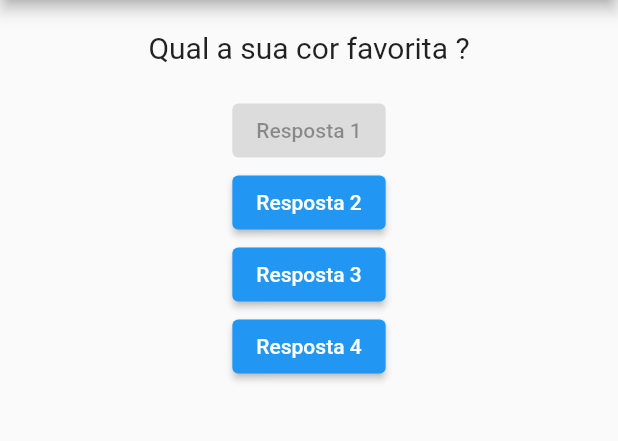
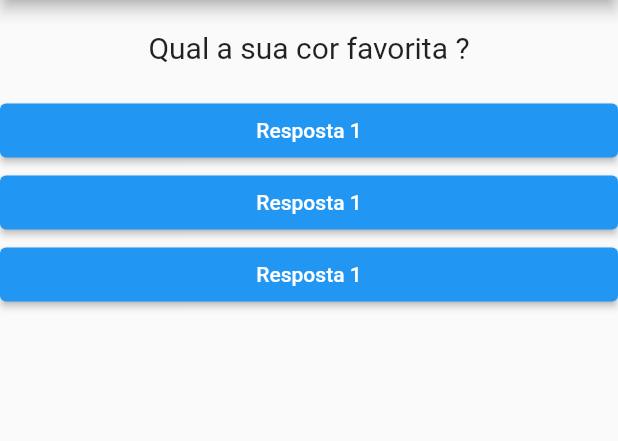
Before and after one commit to jessealvessilva/perguntas_novo, a Flutter app: the screen it shows after launch, on a phone screen of 412 x 824 dp, the part 84-525 px from its top. Run offline on Flutter 3.47's test engine with Material 2 defaults, Android fonts, the light colour scheme and no system bars.

Commit message:
Inclusão de mapeamento da rotina da classe resposta

```diff
--- a/lib/main.dart
+++ b/lib/main.dart
@@ -37,19 +37,9 @@ class _PerguntasAppState extends State<PerguntasApp> {
           body: Column(
             children: [
               Questao(texto: perguntas[_perguntaSelecionada]),
-              Resposta(texto: 'Resposta 1'),
-              ElevatedButton(
-                onPressed: _responder,
-                child: Text('Resposta 2'),
-              ),
-              ElevatedButton(
-                onPressed: _responder,
-                child: Text('Resposta 3'),
-              ),
-              ElevatedButton(
-                onPressed: funcaoQueRetornaumaFuncao(),
-                child: Text('Resposta 4'),
-              ),
+              Resposta(texto: 'Resposta 1', quandoSelecionado: _responder),
+              Resposta(texto: 'Resposta 1', quandoSelecionado: _responder),
+              Resposta(texto: 'Resposta 1', quandoSelecionado: _responder),
             ],
           )),
     );
--- a/lib/resposta.dart
+++ b/lib/resposta.dart
@@ -5,15 +5,20 @@ import 'package:flutter/src/widgets/framework.dart';
 
 class Resposta extends StatelessWidget {
   final String texto;
+  final void Function()? quandoSelecionado;
 
-  const Resposta({super.key, required this.texto});
+  const Resposta({super.key, required this.texto, this.quandoSelecionado});
 
   @override
   Widget build(BuildContext context) {
     return Container(
+        width: double.infinity,
         child: ElevatedButton(
-      child: Text(this.texto),
-      onPressed: null,
-    ));
+          child: Text(this.texto,
+              style: TextStyle(
+                color: Colors.white,
+              )),
+          onPressed: this.quandoSelecionado,
+        ));
   }
 }
```
